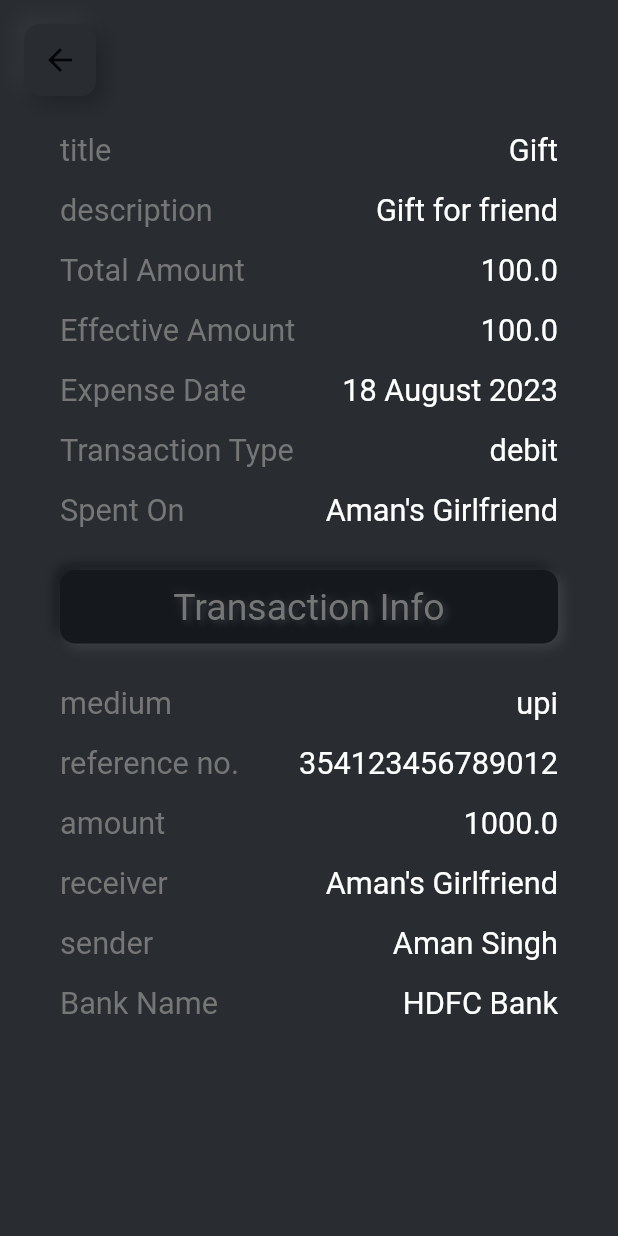
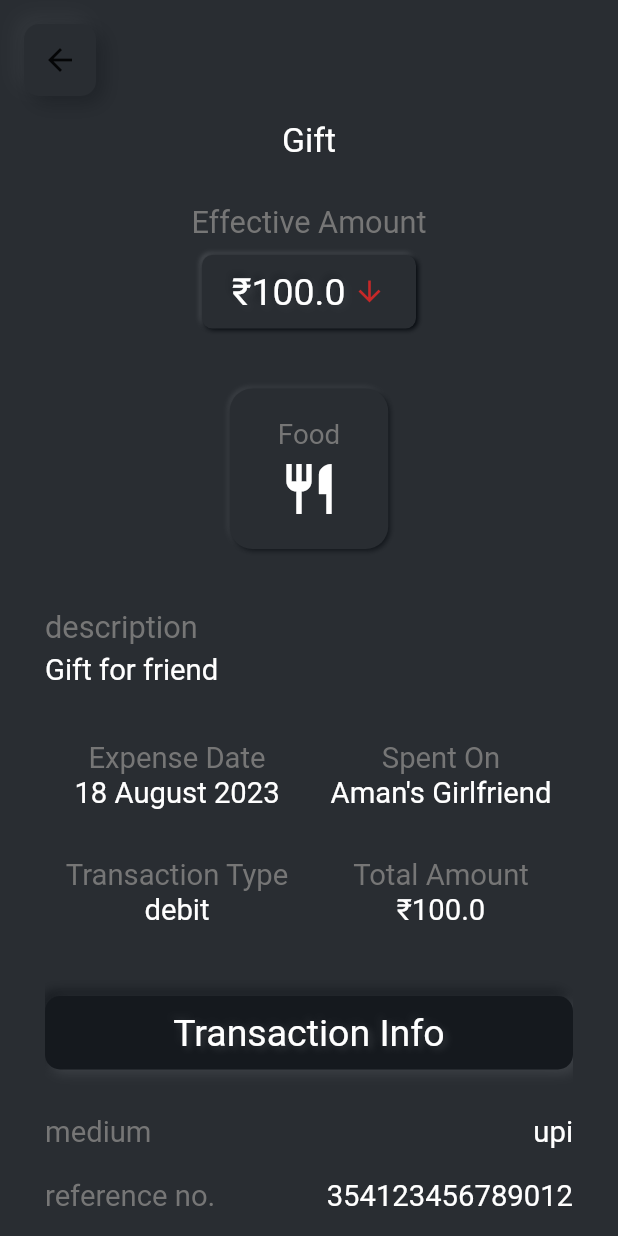
Before and after one commit to AyushAgrawal25/expense_tracker, a Flutter app: the ExpensePage screen opened directly with sample values from the repository, on a phone screen of 412 x 824 dp. Run offline on Flutter 3.47's test engine with Material 2 defaults, Android fonts, the phone set to English and light mode, and no system bars; drawn by our look-alikes of clay_containers; our stand-ins replace logger, permission_handler; missing offline and left inert: flutter_sms_inbox, sqfentity, sqfentity_gen; statements that could not run were skipped.

Commit message:
Created Expense Page and Some small tweaks
[changes]

`ExpensePage` widget added
`NavigatorBackBar` widget added
`TransactionDetailItem` and `TransactionDetailRow` added
replaced  expense_tile.dart and expense_page.dart

```diff
--- a/lib/UserInterface/Pages/Expense/expense_page.dart
+++ b/lib/UserInterface/Pages/Expense/expense_page.dart
@@ -1,17 +1,22 @@
+import 'package:expense_tracker/Models/transaction_data.dart';
+import 'package:expense_tracker/UserInterface/Widgets/AppSpecific/category_badge.dart';
+import 'package:flutter/material.dart';
 import 'package:clay_containers/clay_containers.dart';
 import 'package:expense_tracker/Models/sms_transaction_data.dart';
 import 'package:expense_tracker/UserInterface/Theme/AppTheme.dart';
-import 'package:expense_tracker/UserInterface/Widgets/transaction_details_item.dart';
-import 'package:flutter/material.dart';
+import 'package:expense_tracker/UserInterface/Widgets/AppSpecific/transaction_details_item.dart';
 import 'package:expense_tracker/UserInterface/Widgets/AppBar/navigate_back_appbar.dart';
 import 'package:expense_tracker/Models/expense_data.dart';
 import 'package:expense_tracker/Utils/date_time_utils.dart';
 
-class ExpensePage extends StatelessWidget {
-  const ExpensePage({
-    super.key,
-  });
+class ExpensePage extends StatefulWidget {
+  const ExpensePage({super.key});
 
+  @override
+  State<ExpensePage> createState() => _ExpensePageState();
+}
+
+class _ExpensePageState extends State<ExpensePage> {
   @override
   Widget build(BuildContext context) {
     final ExpenseData expense =
@@ -22,40 +27,137 @@ class ExpensePage extends StatelessWidget {
     return Scaffold(
       backgroundColor: AppTheme.themeColor,
       appBar: const NavigateBackBar(),
-      body: Container(
-        padding: const EdgeInsets.symmetric(horizontal: 40),
+      body: Padding(
+        padding: const EdgeInsets.symmetric(horizontal: 30.0),
+        child: SingleChildScrollView(
           child: Column(
+            crossAxisAlignment: CrossAxisAlignment.center,
             children: [
-            TransactionDetailItem(
-              label: 'title',
-              value: expense.title,
+              Text(
+                expense.title,
+                style: const TextStyle(
+                  color: AppTheme.textColor,
+                  fontSize: 22.5,
                 ),
-            TransactionDetailItem(
-              label: 'description',
-              value: (expense.description == null)
+              ),
+              const SizedBox(
+                height: 30,
+              ),
+              const Text(
+                'Effective Amount',
+                style: TextStyle(
+                  color: AppTheme.tertiaryTextColor,
+                  fontSize: 20.5,
+                ),
+              ),
+              const SizedBox(
+                height: 10,
+              ),
+              ClayContainer(
+                borderRadius: 7,
+                depth: 40,
+                spread: 1,
+                color: AppTheme.themeColor,
+                child: Padding(
+                  padding: const EdgeInsets.symmetric(
+                      horizontal: 20.0, vertical: 10.0),
+                  child: Row(
+                    mainAxisSize: MainAxisSize.min,
+                    children: [
+                      ClayText(
+                        '₹${expense.effectiveAmount.toString()}',
+                        emboss: true,
+                        size: 25,
+                        depth: 10,
+                        spread: 5,
+                        textColor: AppTheme.textColor,
+                        color: AppTheme.themeColor,
+                      ),
+                      const SizedBox(
+                        width: 5,
+                      ),
+                      Icon(
+                        (expense.transactionType == TransactionType.credit)
+                            ? Icons.arrow_upward
+                            : Icons.arrow_downward,
+                        color:
+                            (expense.transactionType == TransactionType.credit)
+                                ? Colors.green[800]
+                                : Colors.red[800],
+                        size: 22,
+                      ),
+                    ],
+                  ),
+                ),
+              ),
+              const SizedBox(
+                height: 40,
+              ),
+              const CategoryBadge(
+                categoryIcon: Icon(
+                  Icons.restaurant_outlined,
+                  size: 40,
+                  color: AppTheme.textColor,
+                ),
+                categoryName: Text(
+                  'Food',
+                  style: TextStyle(
+                    color: AppTheme.tertiaryTextColor,
+                    fontSize: 18.5,
+                  ),
+                ),
+              ),
+              const SizedBox(
+                height: 20,
+              ),
+              const SizedBox(
+                height: 20,
+              ),
+              const Align(
+                alignment: Alignment.centerLeft,
+                child: Text(
+                  'description',
+                  textAlign: TextAlign.left,
+                  style: TextStyle(
+                    color: AppTheme.tertiaryTextColor,
+                    fontSize: 20.5,
+                  ),
+                ),
+              ),
+              const SizedBox(
+                height: 5,
+              ),
+              Align(
+                alignment: Alignment.centerLeft,
+                child: Text(
+                  (expense.description == null)
                       ? 'No Description Available'
                       : expense.description!,
+                  style: const TextStyle(
+                    color: AppTheme.textColor,
+                    fontSize: 19.5,
                   ),
-            TransactionDetailItem(
-              label: 'Total Amount',
-              value: expense.totalAmount.toString(),
                 ),
-            TransactionDetailItem(
-              label: 'Effective Amount',
-              value: expense.effectiveAmount.toString(),
               ),
-            TransactionDetailItem(
-              label: 'Expense Date',
-              value:
+              const SizedBox(
+                height: 20,
+              ),
+              TransactionDetailsRow(labels: const [
+                'Expense Date',
+                'Spent On'
+              ], values: [
                 DateTimeUtils.getLocaleDate(expense.expenseDate).toString(),
-            ),
-            TransactionDetailItem(
-              label: 'Transaction Type',
-              value: expense.transactionType.name,
-            ),
-            TransactionDetailItem(
-              label: 'Spent On',
-              value: expense.spentOn.toString(),
+                expense.spentOn.toString()
+              ]),
+              TransactionDetailsRow(labels: const [
+                'Transaction Type',
+                'Total Amount'
+              ], values: [
+                expense.transactionType.name,
+                '₹${expense.totalAmount.toString()}'
+              ]),
+              const SizedBox(
+                height: 10,
               ),
               Container(
                 margin: const EdgeInsets.symmetric(vertical: 20),
@@ -76,40 +178,70 @@ class ExpensePage extends StatelessWidget {
                         size: 25,
                         depth: 10,
                         spread: 5,
-                      textColor: AppTheme.tertiaryTextColor,
+                        textColor: AppTheme.textColor,
                         color: AppTheme.themeColor,
                       ),
                     ),
                   ),
                 ),
               ),
-            TransactionDetailItem(
+              _getTransactionInfoDetailItem(
                 label: 'medium',
                 value: (smsTransactionDetails).medium.name.toString(),
               ),
-            TransactionDetailItem(
+              _getTransactionInfoDetailItem(
                 label: 'reference no.',
                 value: (smsTransactionDetails).referenceNumber,
               ),
-            TransactionDetailItem(
+              _getTransactionInfoDetailItem(
                 label: 'amount',
                 value: (smsTransactionDetails).amount.toString(),
               ),
-            TransactionDetailItem(
+              _getTransactionInfoDetailItem(
                 label: 'receiver',
                 value: (smsTransactionDetails).receiver.toString(),
               ),
-            TransactionDetailItem(
+              _getTransactionInfoDetailItem(
                 label: 'sender',
                 value: (smsTransactionDetails).sender.toString(),
               ),
-            TransactionDetailItem(
+              _getTransactionInfoDetailItem(
                 label: 'Bank Name',
                 value: (smsTransactionDetails).associatedBankName.toString(),
               ),
+              const SizedBox(
+                height: 20,
+              )
             ],
+          ),
         ),
       ),
     );
   }
+
+  Widget _getTransactionInfoDetailItem(
+      {required label, required String value}) {
+    return Padding(
+      padding: const EdgeInsets.symmetric(vertical: 10.0),
+      child: Row(
+        children: [
+          Text(
+            label,
+            style: const TextStyle(
+              color: AppTheme.tertiaryTextColor,
+              fontSize: 19.5,
+            ),
+          ),
+          const Spacer(),
+          Text(
+            value,
+            style: const TextStyle(
+              color: AppTheme.textColor,
+              fontSize: 19.5,
+            ),
+          ),
+        ],
+      ),
+    );
   }
+}
--- a/lib/UserInterface/Pages/Home/home_page.dart
+++ b/lib/UserInterface/Pages/Home/home_page.dart
@@ -6,7 +6,7 @@ import 'package:expense_tracker/Utils/date_time_utils.dart';
 import 'package:expense_tracker/Utils/logger_utils.dart';
 import 'package:expense_tracker/Utils/sms_transaction_utils.dart';
 import 'package:flutter/material.dart';
-import 'package:expense_tracker/UserInterface/Pages/Expense/expense_tile_2.dart';
+import 'package:expense_tracker/UserInterface/Pages/Expense/expense_tile.dart';
 import 'package:flutter_sms_inbox/flutter_sms_inbox.dart';
 import 'package:expense_tracker/Utils/sms_utils.dart';
 import 'package:expense_tracker/UserInterface/Pages/Expense/total_expense.dart';
--- /dev/null
+++ b/lib/UserInterface/Widgets/AppSpecific/category_badge.dart
@@ -0,0 +1,34 @@
+import 'package:expense_tracker/UserInterface/Theme/AppTheme.dart';
+import 'package:flutter/material.dart';
+import 'package:clay_containers/clay_containers.dart';
+
+class CategoryBadge extends StatelessWidget {
+  const CategoryBadge(
+      {super.key, required this.categoryIcon, required this.categoryName});
+
+  final Icon categoryIcon;
+  final Widget categoryName;
+
+  @override
+  Widget build(BuildContext context) {
+    return ClayContainer(
+      color: AppTheme.themeColor,
+      depth: 25,
+      spread: 1,
+      borderRadius: 15,
+      child: Padding(
+        padding: const EdgeInsets.symmetric(horizontal: 32.0, vertical: 20.0),
+        child: Column(
+          mainAxisAlignment: MainAxisAlignment.center,
+          children: [
+            categoryName,
+            const SizedBox(
+              height: 5,
+            ),
+            categoryIcon,
+          ],
+        ),
+      ),
+    );
+  }
+}
--- /dev/null
+++ b/lib/UserInterface/Widgets/AppSpecific/transaction_details_item.dart
@@ -0,0 +1,53 @@
+import 'package:expense_tracker/UserInterface/Theme/AppTheme.dart';
+import 'package:flutter/material.dart';
+
+class TransactionDetailItem extends StatelessWidget {
+  const TransactionDetailItem(
+      {super.key, required this.label, required this.value});
+
+  final String label;
+  final String value;
+
+  @override
+  Widget build(BuildContext context) {
+    return Container(
+      margin: const EdgeInsets.symmetric(vertical: 8),
+      child: Container(
+        padding: const EdgeInsets.all(8.0),
+        child: Column(
+          children: [
+            Text(
+              label,
+              style: const TextStyle(
+                  color: AppTheme.tertiaryTextColor, fontSize: 19.5),
+            ),
+            Text(
+              value,
+              style: const TextStyle(color: AppTheme.textColor, fontSize: 19.5),
+            ),
+          ],
+        ),
+      ),
+    );
+  }
+}
+
+class TransactionDetailsRow extends StatelessWidget {
+  const TransactionDetailsRow(
+      {super.key, required this.labels, required this.values});
+
+  final List<String> labels;
+  final List<String> values;
+
+  @override
+  Widget build(BuildContext context) {
+    return Row(
+      children: [
+        Expanded(
+            child: TransactionDetailItem(label: labels[0], value: values[0])),
+        Expanded(
+            child: TransactionDetailItem(label: labels[1], value: values[1]))
+      ],
+    );
+  }
+}
--- a/lib/UserInterface/Widgets/transaction_details_item.dart
+++ /dev/null
@@ -1,31 +0,0 @@
-import 'package:expense_tracker/UserInterface/Theme/AppTheme.dart';
-import 'package:flutter/material.dart';
-
-class TransactionDetailItem extends StatelessWidget {
-  const TransactionDetailItem(
-      {super.key, required this.label, required this.value});
-
-  final String label;
-  final String value;
-
-  @override
-  Widget build(BuildContext context) {
-    return Container(
-      margin: const EdgeInsets.symmetric(vertical: 8),
-      child: Row(
-        children: [
-          Text(
-            label,
-            style: const TextStyle(
-                fontSize: 20.5, color: AppTheme.tertiaryTextColor),
-          ),
-          const Spacer(),
-          Text(
-            value,
-            style: const TextStyle(fontSize: 20.5, color: AppTheme.textColor),
-          )
-        ],
-      ),
-    );
-  }
-}
```
Also changed, not shown: lib/UserInterface/Pages/Expense/expense_tile.dart (+60 -96 lines), lib/UserInterface/Pages/Expense/expense_tile_2.dart (deleted, +0 -123 lines). Lines whose indentation alone changed are shown as unchanged.
